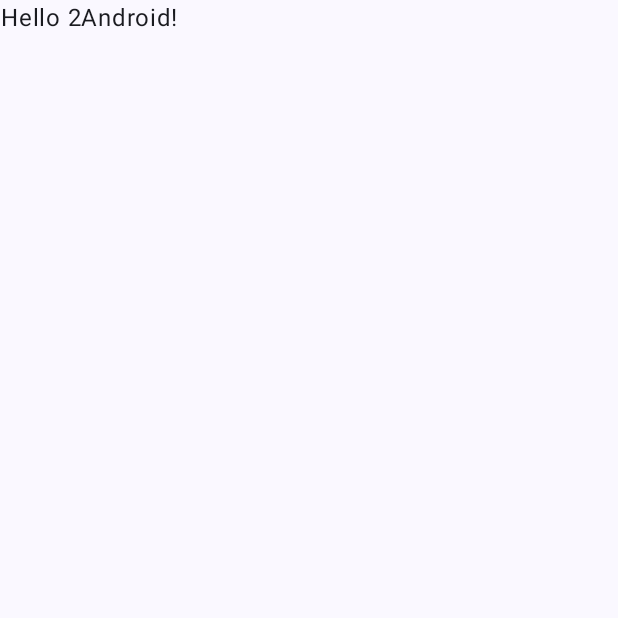
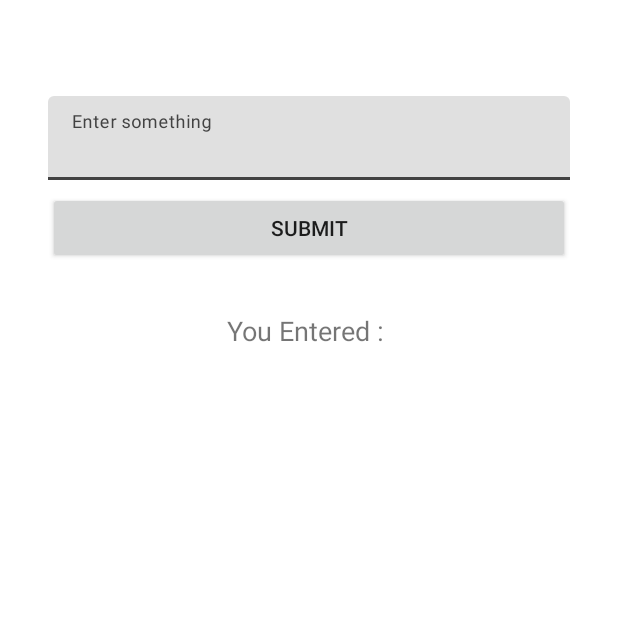
Before and after one commit to waltereidi/Loja.AdminMobile, an Android app built with Jetpack Compose: the screen it shows after launch (MainActivity), on a phone screen of 412 x 824 dp, the top half of it. Before the commit the part shown is almost empty. Run offline under Robolectric (Android 15) with nearby library versions, the phone set to English and light mode, and no system bars.

Commit message:
aplicado material theme aos componentes

```diff
--- a/app/build.gradle.kts
+++ b/app/build.gradle.kts
@@ -61,6 +61,7 @@ dependencies {
     implementation(libs.androidx.ui.graphics)
     implementation(libs.androidx.ui.tooling.preview)
     implementation(libs.androidx.material3)
+    implementation(libs.material)
     testImplementation(libs.junit)
     androidTestImplementation(libs.androidx.junit)
     androidTestImplementation(libs.androidx.espresso.core)
--- a/app/src/main/java/com/example/lojaadminmobile/MainActivity.kt
+++ b/app/src/main/java/com/example/lojaadminmobile/MainActivity.kt
@@ -17,32 +17,6 @@ class MainActivity : ComponentActivity() {
     override fun onCreate(savedInstanceState: Bundle?) {
         super.onCreate(savedInstanceState)
         setContentView(R.layout.activity_main);
-        enableEdgeToEdge()
-        setContent {
-            LojaAdminMobileTheme {
-                Scaffold(modifier = Modifier.fillMaxSize()) { innerPadding ->
-                    Greeting(
-                        name = "Android",
-                        modifier = Modifier.padding(innerPadding)
-                    )
-                }
-            }
-        }
+
     }
 }
-
-@Composable
-fun Greeting(name: String, modifier: Modifier = Modifier) {
-    Text(
-        text = "Hello 2$name!",
-        modifier = modifier
-    )
-}
-
-@Preview(showBackground = true)
-@Composable
-fun GreetingPreview() {
-    LojaAdminMobileTheme {
-        Greeting("Android")
-    }
-}
--- a/app/src/main/res/layout/activity_main.xml
+++ b/app/src/main/res/layout/activity_main.xml
@@ -1,18 +1,42 @@
 <?xml version="1.0" encoding="utf-8"?>
-<LinearLayout xmlns:android="http://schemas.android.com/apk/res/android"
+<LinearLayout
+    xmlns:android="http://schemas.android.com/apk/res/android"
+    xmlns:tools="http://schemas.android.com/tools"
     android:layout_width="match_parent"
     android:layout_height="match_parent"
-    android:background="#CF4E4E"
     android:orientation="vertical">
-
-    <EditText
-        android:id="@+id/plain_text_input"
+    <com.google.android.material.textfield.TextInputLayout
+        android:id="@+id/filledTextField"
         android:layout_width="match_parent"
         android:layout_height="wrap_content"
-        android:layout_marginStart="32px"
-        android:layout_marginEnd="32px"
-        android:hint="Type your registered email"
-        android:inputType="text"
-        android:maxLength="90" />
+        android:layout_marginStart="32dp"
+        android:layout_marginTop="64dp"
+        android:layout_marginEnd="32dp"
+        android:hint="Enter something">
 
+        <!--this is the actual edit text which takes the input-->
+        <com.google.android.material.textfield.TextInputEditText
+            android:id="@+id/edit_text"
+            android:layout_width="match_parent"
+            android:layout_height="wrap_content" />
+
+    </com.google.android.material.textfield.TextInputLayout>
+    <Button
+        android:id="@+id/submit_button"
+        android:layout_width="match_parent"
+        android:layout_height="wrap_content"
+        android:layout_marginStart="32dp"
+        android:layout_marginTop="8dp"
+        android:layout_marginEnd="32dp"
+        android:text="Submit" />
+
+    <!--text view which previews the entered data by user-->
+    <TextView
+        android:id="@+id/text_preview"
+        android:layout_width="wrap_content"
+        android:layout_height="wrap_content"
+        android:layout_gravity="center"
+        android:layout_marginTop="32dp"
+        android:text="You Entered : "
+        android:textSize="18sp" />
 </LinearLayout>
--- a/app/src/main/res/values/themes.xml
+++ b/app/src/main/res/values/themes.xml
@@ -1,5 +1,10 @@
 <?xml version="1.0" encoding="utf-8"?>
 <resources>
 
-    <style name="Theme.LojaAdminMobile" parent="android:Theme.Material.Light.NoActionBar" />
+    <style name="AppTheme" parent="Theme.MaterialComponents.Light.DarkActionBar">
+        <!-- Customize your theme here. -->
+        <item name="colorPrimary">@color/cardview_dark_background</item>
+        <item name="colorPrimaryDark">@color/cardview_dark_background</item>
+        <item name="colorAccent">@color/cardview_dark_background</item>
+    </style>
 </resources>
--- a/gradle/libs.versions.toml
+++ b/gradle/libs.versions.toml
@@ -8,6 +8,7 @@ espressoCore = "3.5.1"
 lifecycleRuntimeKtx = "2.8.0"
 activityCompose = "1.9.0"
 composeBom = "2023.08.00"
+material = "1.12.0"
 
 [libraries]
 androidx-core-ktx = { group = "androidx.core", name = "core-ktx", version.ref = "coreKtx" }
@@ -24,6 +25,7 @@ androidx-ui-tooling-preview = { group = "androidx.compose.ui", name = "ui-toolin
 androidx-ui-test-manifest = { group = "androidx.compose.ui", name = "ui-test-manifest" }
 androidx-ui-test-junit4 = { group = "androidx.compose.ui", name = "ui-test-junit4" }
 androidx-material3 = { group = "androidx.compose.material3", name = "material3" }
+material = { group = "com.google.android.material", name = "material", version = "1.12.0" }
 
 [plugins]
 android-application = { id = "com.android.application", version.ref = "agp" }
```
Also changed, not shown: app/src/main/AndroidManifest.xml (+3 -13 lines), app/src/main/java/com/example/lojaadminmobile/SpashScreen.kt (deleted, +0 -57 lines).
